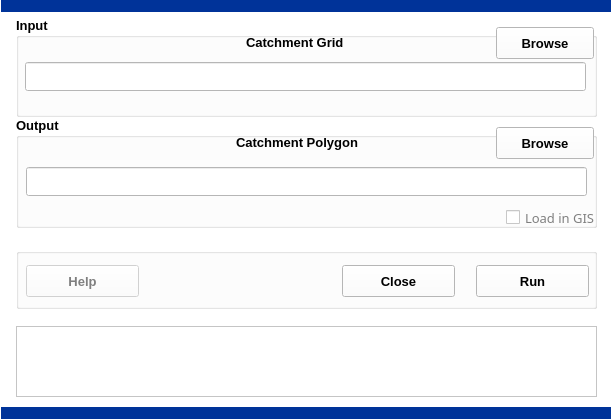
leonard-psu/PIHMgis, file 2RasterProcessing/7CatchmentPolygon/catchmentpolygon.ui: the form before one commit.
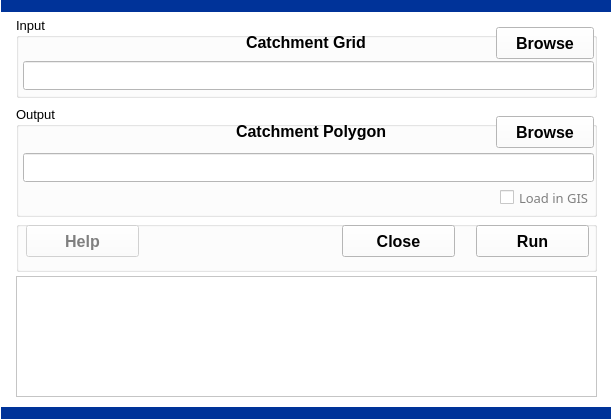
The form after the commit.

The edit to the form file:
```diff
--- a/2RasterProcessing/7CatchmentPolygon/catchmentpolygon.ui
+++ b/2RasterProcessing/7CatchmentPolygon/catchmentpolygon.ui
@@ -886,11 +886,17 @@
    <property name="geometry">
     <rect>
      <x>16</x>
-     <y>117</y>
+     <y>106</y>
      <width>581</width>
      <height>111</height>
     </rect>
    </property>
+   <property name="font">
+    <font>
+     <weight>50</weight>
+     <bold>false</bold>
+    </font>
+   </property>
    <property name="title">
     <string>Output</string>
    </property>
@@ -899,10 +905,17 @@
      <rect>
       <x>220</x>
       <y>10</y>
-      <width>131</width>
+      <width>171</width>
       <height>31</height>
      </rect>
     </property>
+    <property name="font">
+     <font>
+      <pointsize>12</pointsize>
+      <weight>75</weight>
+      <bold>true</bold>
+     </font>
+    </property>
     <property name="text">
      <string>Catchment Polygon</string>
     </property>
@@ -916,6 +929,13 @@
       <height>32</height>
      </rect>
     </property>
+    <property name="font">
+     <font>
+      <pointsize>12</pointsize>
+      <weight>75</weight>
+      <bold>true</bold>
+     </font>
+    </property>
     <property name="text">
      <string>Browse</string>
     </property>
@@ -926,15 +946,15 @@
    <widget class="QLineEdit" name="lineEditCatchmentPolygon">
     <property name="geometry">
      <rect>
-      <x>10</x>
-      <y>50</y>
-      <width>561</width>
+      <x>7</x>
+      <y>47</y>
+      <width>571</width>
       <height>29</height>
      </rect>
     </property>
     <property name="font">
      <font>
-      <pointsize>14</pointsize>
+      <pointsize>11</pointsize>
       <weight>75</weight>
       <bold>true</bold>
      </font>
@@ -946,8 +966,8 @@
     </property>
     <property name="geometry">
      <rect>
-      <x>490</x>
-      <y>90</y>
+      <x>484</x>
+      <y>81</y>
       <width>91</width>
       <height>21</height>
      </rect>
@@ -1424,11 +1444,16 @@
    <property name="geometry">
     <rect>
      <x>16</x>
-     <y>326</y>
+     <y>276</y>
      <width>581</width>
-     <height>71</height>
+     <height>121</height>
     </rect>
    </property>
+   <property name="font">
+    <font>
+     <pointsize>11</pointsize>
+    </font>
+   </property>
    <property name="lineWrapMode">
     <enum>QTextEdit::NoWrap</enum>
    </property>
@@ -1437,9 +1462,9 @@
    <property name="geometry">
     <rect>
      <x>16</x>
-     <y>248</y>
+     <y>221</y>
      <width>581</width>
-     <height>61</height>
+     <height>51</height>
     </rect>
    </property>
    <property name="title">
@@ -1452,11 +1477,18 @@
     <property name="geometry">
      <rect>
       <x>10</x>
-      <y>17</y>
+      <y>4</y>
       <width>113</width>
       <height>32</height>
      </rect>
     </property>
+    <property name="font">
+     <font>
+      <pointsize>12</pointsize>
+      <weight>75</weight>
+      <bold>true</bold>
+     </font>
+    </property>
     <property name="text">
      <string>Help</string>
     </property>
@@ -1468,11 +1500,18 @@
     <property name="geometry">
      <rect>
       <x>326</x>
-      <y>17</y>
+      <y>4</y>
       <width>113</width>
       <height>32</height>
      </rect>
     </property>
+    <property name="font">
+     <font>
+      <pointsize>12</pointsize>
+      <weight>75</weight>
+      <bold>true</bold>
+     </font>
+    </property>
     <property name="text">
      <string>Close</string>
     </property>
@@ -1484,11 +1523,18 @@
     <property name="geometry">
      <rect>
       <x>460</x>
-      <y>17</y>
+      <y>4</y>
       <width>113</width>
       <height>32</height>
      </rect>
     </property>
+    <property name="font">
+     <font>
+      <pointsize>12</pointsize>
+      <weight>75</weight>
+      <bold>true</bold>
+     </font>
+    </property>
     <property name="toolTip">
      <string/>
     </property>
@@ -1506,9 +1552,15 @@
      <x>16</x>
      <y>17</y>
      <width>581</width>
-     <height>100</height>
+     <height>81</height>
     </rect>
    </property>
+   <property name="font">
+    <font>
+     <weight>50</weight>
+     <bold>false</bold>
+    </font>
+   </property>
    <property name="title">
     <string>Input</string>
    </property>
@@ -1521,6 +1573,13 @@
       <height>32</height>
      </rect>
     </property>
+    <property name="font">
+     <font>
+      <pointsize>12</pointsize>
+      <weight>75</weight>
+      <bold>true</bold>
+     </font>
+    </property>
     <property name="text">
      <string>Browse</string>
     </property>
@@ -1539,10 +1598,17 @@
      <rect>
       <x>230</x>
       <y>10</y>
-      <width>111</width>
+      <width>131</width>
       <height>31</height>
      </rect>
     </property>
+    <property name="font">
+     <font>
+      <pointsize>12</pointsize>
+      <weight>75</weight>
+      <bold>true</bold>
+     </font>
+    </property>
     <property name="text">
      <string>Catchment Grid</string>
     </property>
@@ -1550,15 +1616,15 @@
    <widget class="QLineEdit" name="lineEditCatchmentGrids">
     <property name="geometry">
      <rect>
-      <x>9</x>
-      <y>45</y>
-      <width>561</width>
+      <x>7</x>
+      <y>44</y>
+      <width>571</width>
       <height>29</height>
      </rect>
     </property>
     <property name="font">
      <font>
-      <pointsize>14</pointsize>
+      <pointsize>11</pointsize>
       <weight>75</weight>
       <bold>true</bold>
      </font>
```
